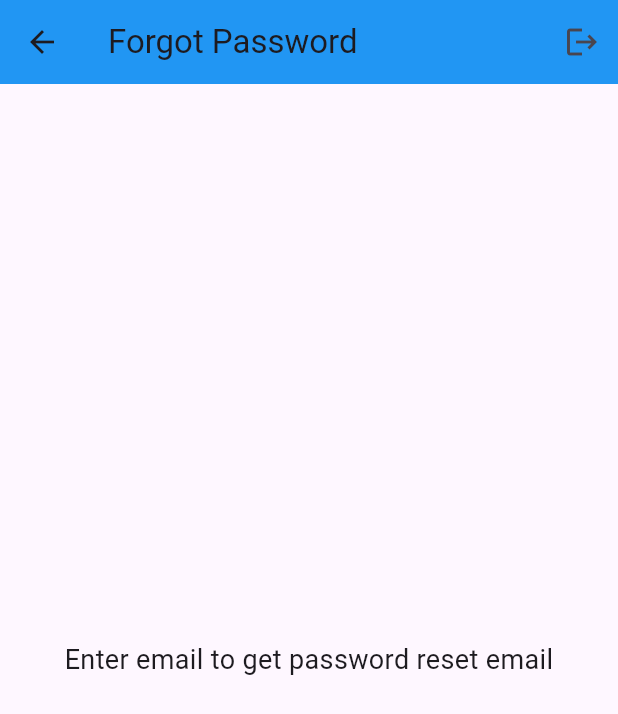
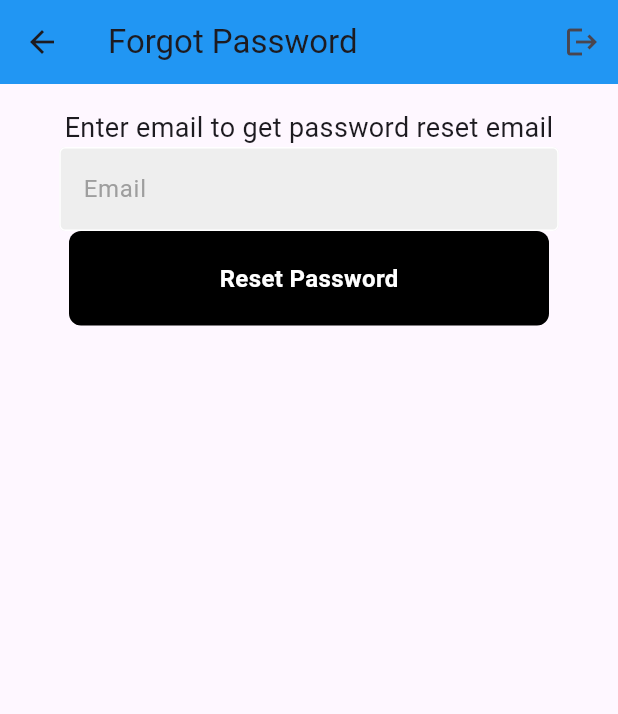
Before and after one commit to Ahnuf-Karim-Chowdhury/GMail-Manager-Flutter-App, a Flutter app: the screen it shows after launch, after a tap on "Forgot Password?", on a phone screen of 412 x 824 dp. Shown: the top 714 px of the screen. Run offline on Flutter 3.47's test engine with Material 3 defaults, Android fonts, the phone set to English and light mode, and no system bars; our stand-ins replace firebase_auth, firebase_core, flutter_svg, google_sign_in, logger; accounts and stored records are empty; generated files the repository leaves out were written again.

Commit message:
button.dart modified

```diff
--- a/lib/components/button.dart
+++ b/lib/components/button.dart
@@ -3,24 +3,40 @@ import 'package:flutter/material.dart';
 class UIButton extends StatelessWidget {
   final Function()? onTap;
   final String text;
-  UIButton({super.key, required this.onTap, required this.text});
+  final Color? color;
+  final double? borderRadius;
+  final double? paddingHeight;
+  final double? paddingWidth;
+  final double? fontSize;
 
+  UIButton({
+    super.key,
+    required this.onTap,
+    required this.text,
+    this.color = Colors.black,
+    this.borderRadius = 8.0,
+    this.paddingHeight = 20.0,
+    this.paddingWidth = 25.0,
+    this.fontSize = 16.0,
+  });
+
+  @override
   Widget build(BuildContext context) {
     return GestureDetector(
       onTap: onTap,
       child: Container(
-        padding: EdgeInsets.all(20),
-        margin: EdgeInsets.symmetric(horizontal: 25.0),
+        padding: EdgeInsets.all(paddingHeight ?? 20.0),
+        margin: EdgeInsets.symmetric(horizontal: paddingWidth ?? 25.0),
         decoration: BoxDecoration(
-          color: Colors.black,
-          borderRadius: BorderRadius.circular(8),
+          color: color ?? Colors.black,
+          borderRadius: BorderRadius.circular(borderRadius ?? 8.0),
         ),
         child: Center(
           child: Text(
             text,
             style: TextStyle(
               color: Colors.white,
-              fontSize: 16,
+              fontSize: fontSize ?? 16.0,
               fontWeight: FontWeight.bold,
             ),
           ),
--- a/lib/pages/forgot_password.dart
+++ b/lib/pages/forgot_password.dart
@@ -1,4 +1,6 @@
 import 'package:flutter/material.dart';
+import 'package:gmail_manager/components/button.dart';
+import 'package:gmail_manager/components/textfield.dart';
 
 class ForgotPasswordPage extends StatefulWidget {
   const ForgotPasswordPage({super.key});
@@ -8,6 +10,7 @@ class ForgotPasswordPage extends StatefulWidget {
 }
 
 class _ForgotPasswordPageState extends State<ForgotPasswordPage> {
+  final emailController = TextEditingController();
   @override
   Widget build(BuildContext context) {
     return Scaffold(
@@ -33,10 +36,30 @@ class _ForgotPasswordPageState extends State<ForgotPasswordPage> {
       body: Center(
         child: Padding(
           padding: const EdgeInsets.all(16.0),
-          child: Text(
-            "Enter email to get password reset email",
-            textAlign: TextAlign.center,
-            style: TextStyle(fontSize: 18),
+          child: Column(
+            children: [
+              Text(
+                "Enter email to get password reset email",
+                textAlign: TextAlign.center,
+                style: TextStyle(fontSize: 18),
+              ),
+              Padding(
+                padding: EdgeInsets.symmetric(horizontal: 5),
+                child: Container(
+                  child: UITextField(
+                    controller: emailController,
+                    hintText: "Email",
+                    obscureText: false,
+                  ),
+                ),
+              ),
+
+              UIButton(onTap: (){},
+              text: "Reset Password",
+              paddingWidth: 30,),
+              //empty space
+              SizedBox(height: 25),
+            ],
           ),
         ),
       ),
--- a/lib/pages/login.dart
+++ b/lib/pages/login.dart
@@ -115,7 +115,7 @@ class _LoginPageState extends State<LoginPage> {
                         width: width * 0.85,
                         child: UITextField(
                           controller: emailController,
-                          hintText: "UserName",
+                          hintText: "Email",
                           obscureText: false,
                         ),
                       ),
```
